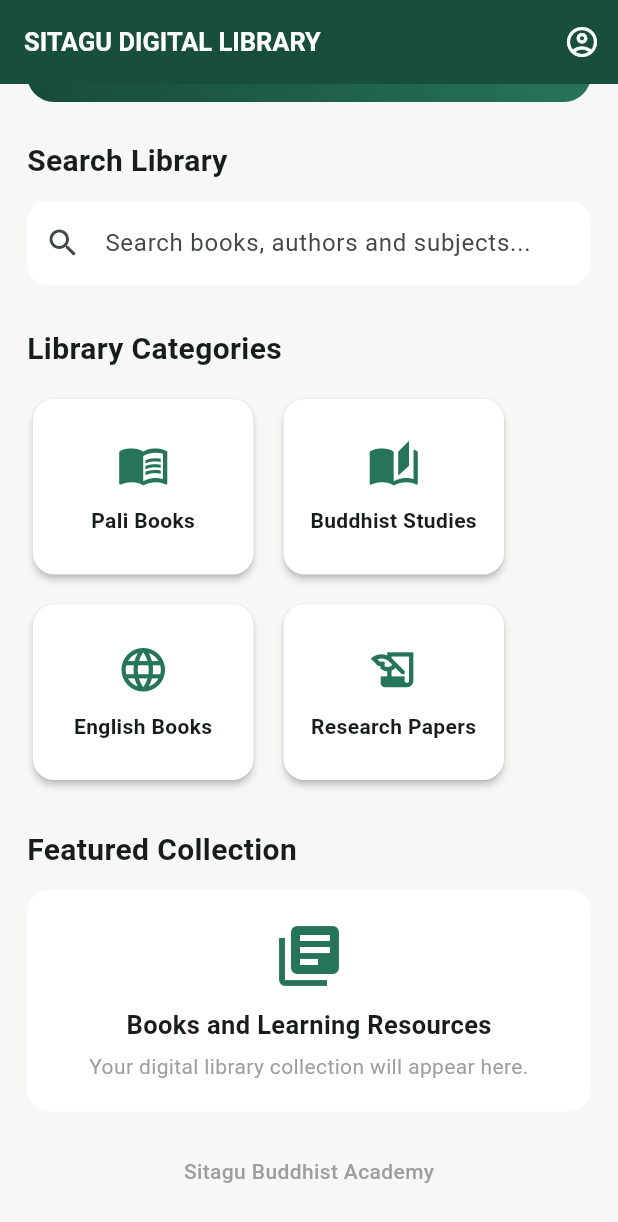
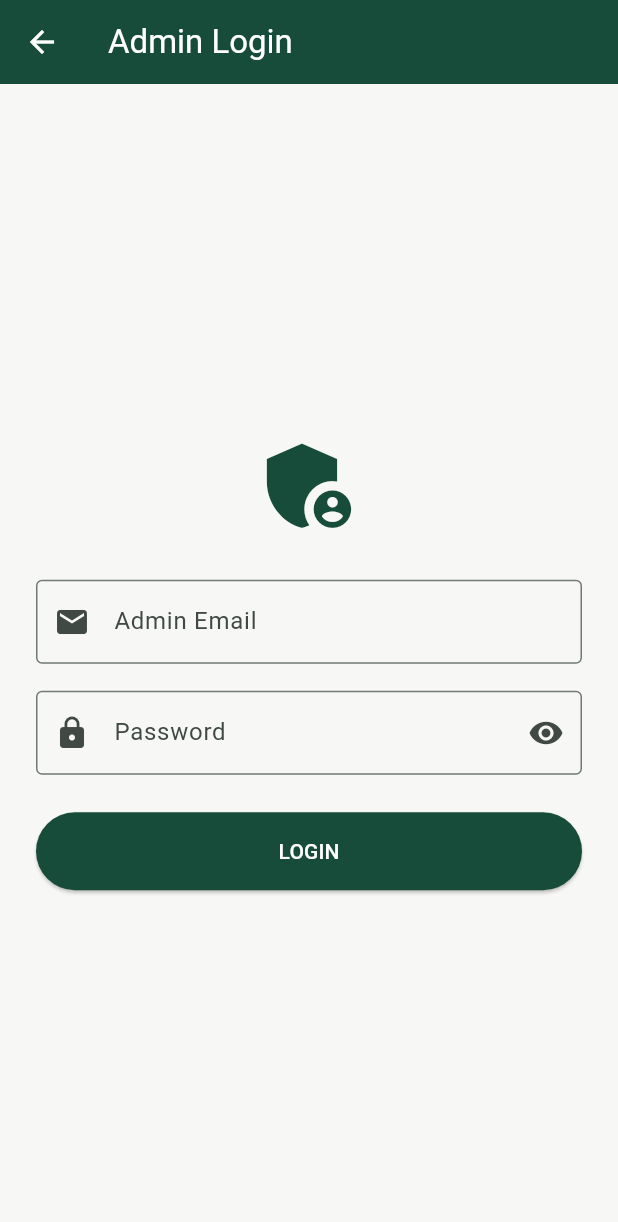
Before and after one commit to vencandodaya-ctrl/Sitagu-Buddhist-Academy-Digital-Library-, a Flutter app: the screen it shows after launch, scrolled down 189 dp, after a tap on the "account circle" icon, on a phone screen of 412 x 824 dp. Shown: the top 1222 px of the screen. Run offline on Flutter 3.47's test engine with Material 3 defaults, Android fonts, the phone set to English and light mode, and no system bars; our stand-ins replace supabase_flutter; missing offline and left inert: pdfrx; accounts and stored records are empty.

Commit message:
Add admin login and dashboard

```diff
--- a/lib/main.dart
+++ b/lib/main.dart
@@ -50,12 +50,21 @@ class LibraryHomePage extends StatelessWidget {
             fontSize: 17,
           ),
         ),
-        actions: [
-          IconButton(
-            onPressed: () {},
-            icon: const Icon(Icons.account_circle_outlined),
-          ),
-        ],
+
+actions: [
+  IconButton(
+    onPressed: () {
+      Navigator.push(
+        context,
+        MaterialPageRoute(
+          builder: (context) => const AdminLoginPage(),
+        ),
+      );
+    },
+    icon: const Icon(Icons.account_circle_outlined),
+  ),
+],
+
       ),
       body: SingleChildScrollView(
         padding: const EdgeInsets.all(18),
@@ -669,3 +678,192 @@ class PdfReaderPage extends StatelessWidget {
     );
   }
 }
+
+
+class AdminLoginPage extends StatefulWidget {
+  const AdminLoginPage({super.key});
+
+  @override
+  State<AdminLoginPage> createState() => _AdminLoginPageState();
+}
+
+class _AdminLoginPageState extends State<AdminLoginPage> {
+  final _emailController = TextEditingController();
+  final _passwordController = TextEditingController();
+
+  bool _loading = false;
+  bool _obscurePassword = true;
+
+  Future<void> _login() async {
+    if (_emailController.text.trim().isEmpty ||
+        _passwordController.text.isEmpty) {
+      ScaffoldMessenger.of(context).showSnackBar(
+        const SnackBar(content: Text('Please enter email and password.')),
+      );
+      return;
+    }
+
+    setState(() => _loading = true);
+
+    try {
+      final supabase = Supabase.instance.client;
+
+      await supabase.auth.signInWithPassword(
+        email: _emailController.text.trim(),
+        password: _passwordController.text,
+      );
+
+      final result = await supabase.rpc('is_admin');
+
+      if (result != true) {
+        await supabase.auth.signOut();
+
+        throw Exception('This account is not an administrator.');
+      }
+
+      if (!mounted) return;
+
+Navigator.pushReplacement(
+  context,
+  MaterialPageRoute(
+    builder: (context) => const AdminDashboardPage(),
+  ),
+);
+    } catch (e) {
+      if (!mounted) return;
+
+      ScaffoldMessenger.of(context).showSnackBar(
+        SnackBar(content: Text('Login failed: $e')),
+      );
+    } finally {
+      if (mounted) {
+        setState(() => _loading = false);
+      }
+    }
+  }
+
+  @override
+  void dispose() {
+    _emailController.dispose();
+    _passwordController.dispose();
+    super.dispose();
+  }
+
+  @override
+  Widget build(BuildContext context) {
+    return Scaffold(
+      appBar: AppBar(
+        title: const Text('Admin Login'),
+        backgroundColor: const Color(0xFF174B3A),
+        foregroundColor: Colors.white,
+      ),
+      body: Padding(
+        padding: const EdgeInsets.all(24),
+        child: Column(
+          mainAxisAlignment: MainAxisAlignment.center,
+          children: [
+            const Icon(
+              Icons.admin_panel_settings,
+              size: 75,
+              color: Color(0xFF174B3A),
+            ),
+            const SizedBox(height: 25),
+            TextField(
+              controller: _emailController,
+              keyboardType: TextInputType.emailAddress,
+              decoration: const InputDecoration(
+                labelText: 'Admin Email',
+                prefixIcon: Icon(Icons.email),
+                border: OutlineInputBorder(),
+              ),
+            ),
+            const SizedBox(height: 18),
+            TextField(
+              controller: _passwordController,
+              obscureText: _obscurePassword,
+              decoration: InputDecoration(
+                labelText: 'Password',
+                prefixIcon: const Icon(Icons.lock),
+                border: const OutlineInputBorder(),
+                suffixIcon: IconButton(
+                  icon: Icon(
+                    _obscurePassword
+                        ? Icons.visibility
+                        : Icons.visibility_off,
+                  ),
+                  onPressed: () {
+                    setState(() {
+                      _obscurePassword = !_obscurePassword;
+                    });
+                  },
+                ),
+              ),
+            ),
+            const SizedBox(height: 25),
+            SizedBox(
+              width: double.infinity,
+              height: 52,
+              child: ElevatedButton(
+                onPressed: _loading ? null : _login,
+                style: ElevatedButton.styleFrom(
+                  backgroundColor: const Color(0xFF174B3A),
+                  foregroundColor: Colors.white,
+                ),
+                child: _loading
+                    ? const CircularProgressIndicator(
+                        color: Colors.white,
+                      )
+                    : const Text('LOGIN'),
+              ),
+            ),
+          ],
+        ),
+      ),
+    );
+  }
+}
+class AdminDashboardPage extends StatelessWidget {
+  const AdminDashboardPage({super.key});
+
+  Future<void> _logout(BuildContext context) async {
+    await Supabase.instance.client.auth.signOut();
+
+    if (!context.mounted) return;
+
+    Navigator.pushAndRemoveUntil(
+      context,
+      MaterialPageRoute(
+        builder: (context) => const LibraryHomePage(),
+      ),
+      (route) => false,
+    );
+  }
+
+  @override
+  Widget build(BuildContext context) {
+    return Scaffold(
+      appBar: AppBar(
+        title: const Text('Admin Dashboard'),
+        backgroundColor: const Color(0xFF174B3A),
+        foregroundColor: Colors.white,
+        actions: [
+          IconButton(
+            onPressed: () => _logout(context),
+            icon: const Icon(Icons.logout),
+            tooltip: 'Logout',
+          ),
+        ],
+      ),
+      body: const Center(
+        child: Text(
+          'Welcome to Sitagu Buddhist Academy Digital Library Admin Panel',
+          textAlign: TextAlign.center,
+          style: TextStyle(
+            fontSize: 20,
+            fontWeight: FontWeight.bold,
+          ),
+        ),
+      ),
+    );
+  }
+}
```
